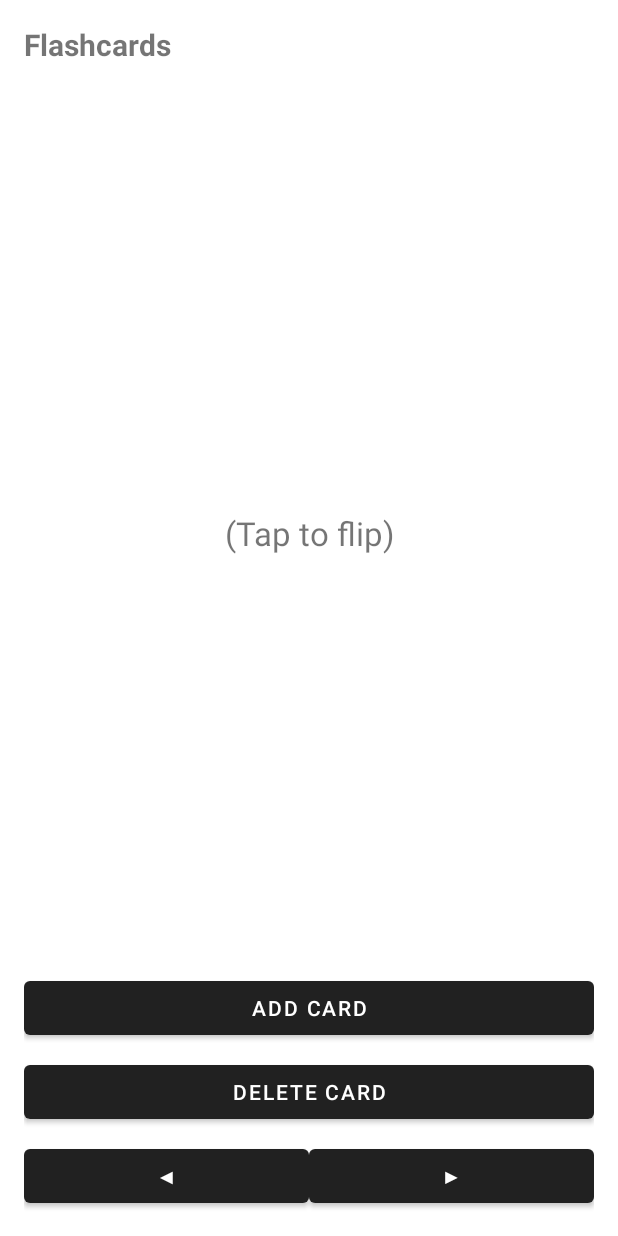
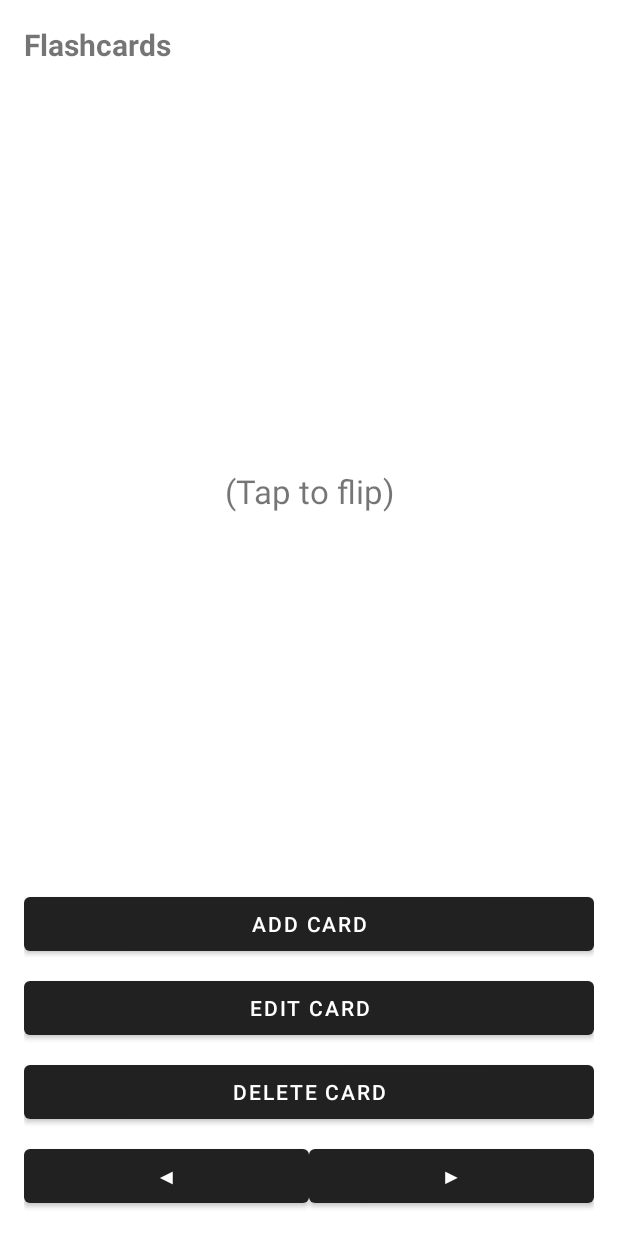
Before and after one commit to zhan6256/SmartCards, an Android app: the layout activity_flashcards.xml on its own in the app's theme, with its tools: preview values and no code run, on a phone screen of 412 x 824 dp. Run offline under Robolectric (Android 15) with nearby library versions, the phone set to English and light mode, and no system bars.

Commit message:
Only admin can edit and delete cards.

```diff
--- a/app/src/main/res/layout/activity_flashcards.xml
+++ b/app/src/main/res/layout/activity_flashcards.xml
@@ -20,6 +20,7 @@
         android:layout_marginTop="8dp"
         android:text="" />
 
+    <!-- VIEW MODE: show card here -->
     <TextView
         android:id="@+id/cardTextView"
         android:layout_width="match_parent"
@@ -30,6 +31,23 @@
         android:text="(Tap to flip)"
         android:textSize="22sp" />
 
+    <!-- EDIT MODE: show these fields (hidden until Edit is pressed) -->
+    <EditText
+        android:id="@+id/editQuestionEditText"
+        android:layout_width="match_parent"
+        android:layout_height="wrap_content"
+        android:hint="Question"
+        android:visibility="gone"
+        android:layout_marginTop="8dp" />
+
+    <EditText
+        android:id="@+id/editAnswerEditText"
+        android:layout_width="match_parent"
+        android:layout_height="wrap_content"
+        android:hint="Answer"
+        android:visibility="gone"
+        android:layout_marginTop="8dp" />
+
     <Button
         android:id="@+id/addCardButton"
         android:layout_width="match_parent"
@@ -37,13 +55,27 @@
         android:text="Add Card"
         android:layout_marginTop="8dp" />
 
-    <!-- Delete Card button (admin only in code) -->
+    <Button
+        android:id="@+id/editCardButton"
+        android:layout_width="match_parent"
+        android:layout_height="wrap_content"
+        android:text="Edit Card"
+        android:layout_marginTop="8dp" />
+
     <Button
         android:id="@+id/deleteCardButton"
         android:layout_width="match_parent"
         android:layout_height="wrap_content"
         android:text="Delete Card"
         android:layout_marginTop="8dp" />
+
+    <Button
+        android:id="@+id/saveCardButton"
+        android:layout_width="match_parent"
+        android:layout_height="wrap_content"
+        android:text="Save Card"
+        android:layout_marginTop="8dp"
+        android:visibility="gone" />
 
     <LinearLayout
         android:layout_width="match_parent"
```
Also changed, not shown: app/src/main/java/com/daclink/mydemoapplication/FlashcardsActivity.java (+139 -14 lines).
